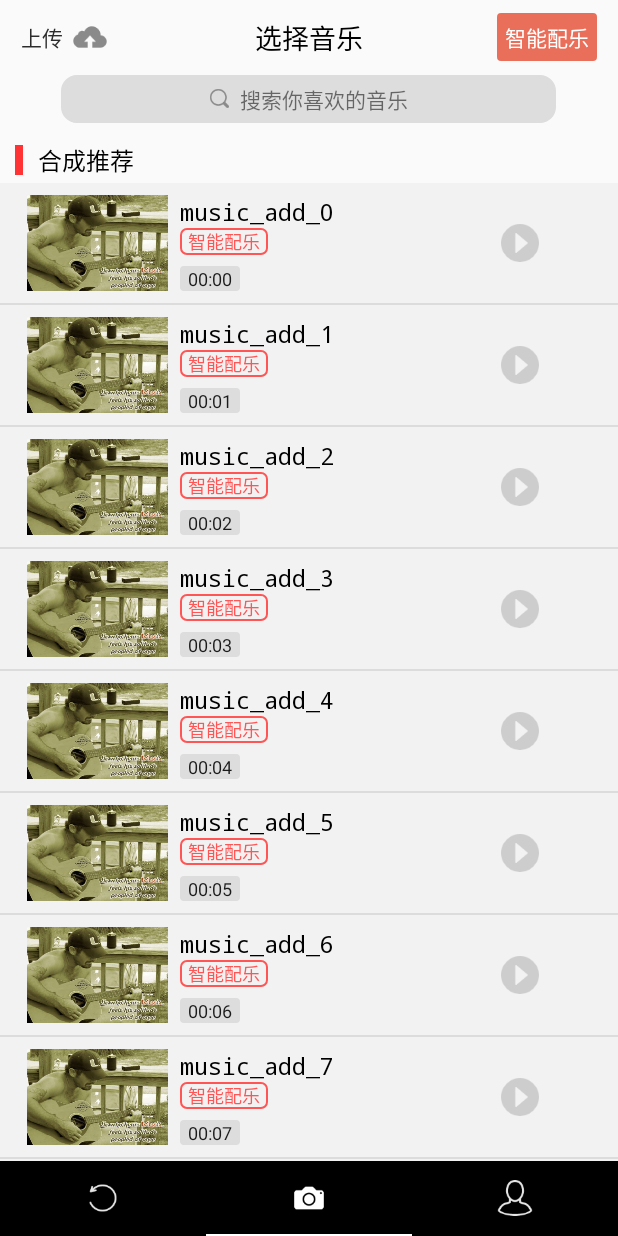
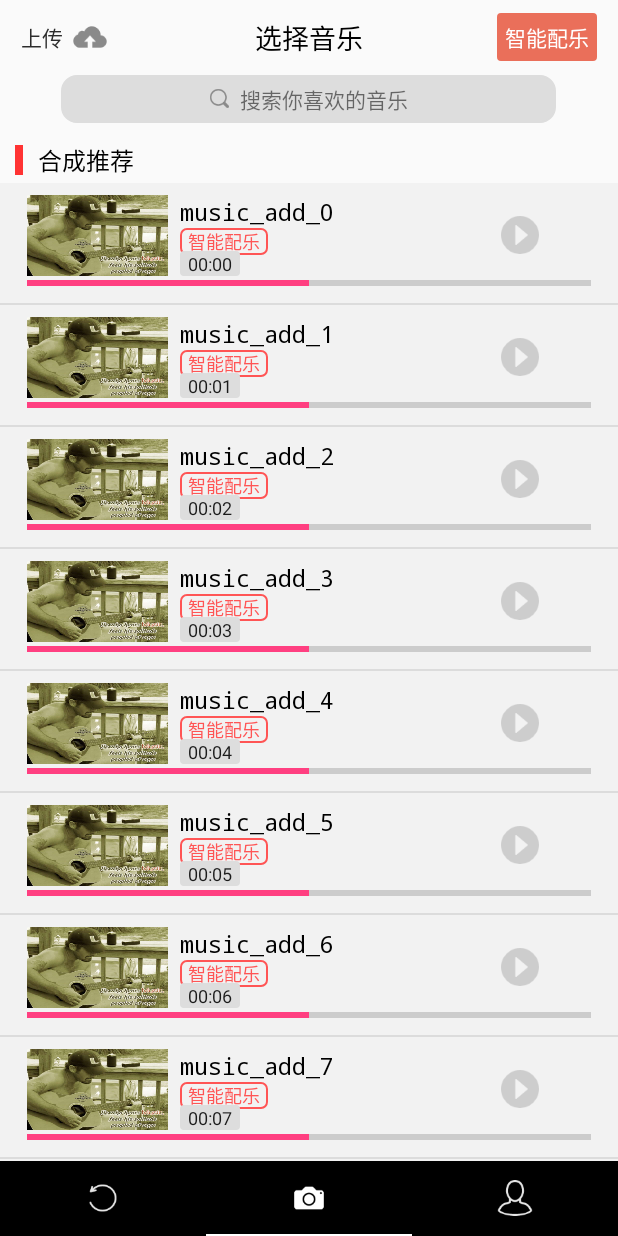
Before and after one commit to csuZipple/Xsheng, an Android app: the screen it shows after launch (MainActivity), item 2 of the bottom bar chosen, on a phone screen of 412 x 824 dp. Run offline under Robolectric (Android 15) with nearby library versions, the phone set to English and light mode, and no system bars; our stand-ins replace CircleImageView; pictures from the network do not load.

Commit message:
add progress in preview music

```diff
--- a/app/src/main/res/layout/recycler_choose_music_item.xml
+++ b/app/src/main/res/layout/recycler_choose_music_item.xml
@@ -1,13 +1,21 @@
 <?xml version="1.0" encoding="utf-8"?>
 <LinearLayout xmlns:android="http://schemas.android.com/apk/res/android"
     xmlns:tools="http://schemas.android.com/tools"
-    android:orientation="horizontal"
+    android:orientation="vertical"
     android:layout_width="match_parent"
     android:layout_height="80dp"
     android:paddingTop="8dp"
     android:paddingBottom="8dp"
     android:paddingStart="18dp"
     android:paddingEnd="18dp"
+    android:gravity="center_vertical"
+    android:background="#f2f2f2">
+
+    <LinearLayout
+        android:orientation="horizontal"
+        android:layout_width="match_parent"
+        android:layout_height="0dp"
+        android:layout_weight="1"
         android:gravity="center_vertical"
         android:background="#f2f2f2">
 
@@ -81,4 +89,14 @@
                 android:src="@mipmap/play"
                 android:contentDescription="@string/app_english"/>
         </LinearLayout>
+
     </LinearLayout>
+
+    <ProgressBar
+        android:layout_width="match_parent"
+        android:layout_height="10dp"
+        style="?android:attr/progressBarStyleHorizontal"
+        android:visibility="visible"
+        android:max="100"
+        android:progress="50"/>
+</LinearLayout>
```
Lines whose indentation alone changed are shown as unchanged.
